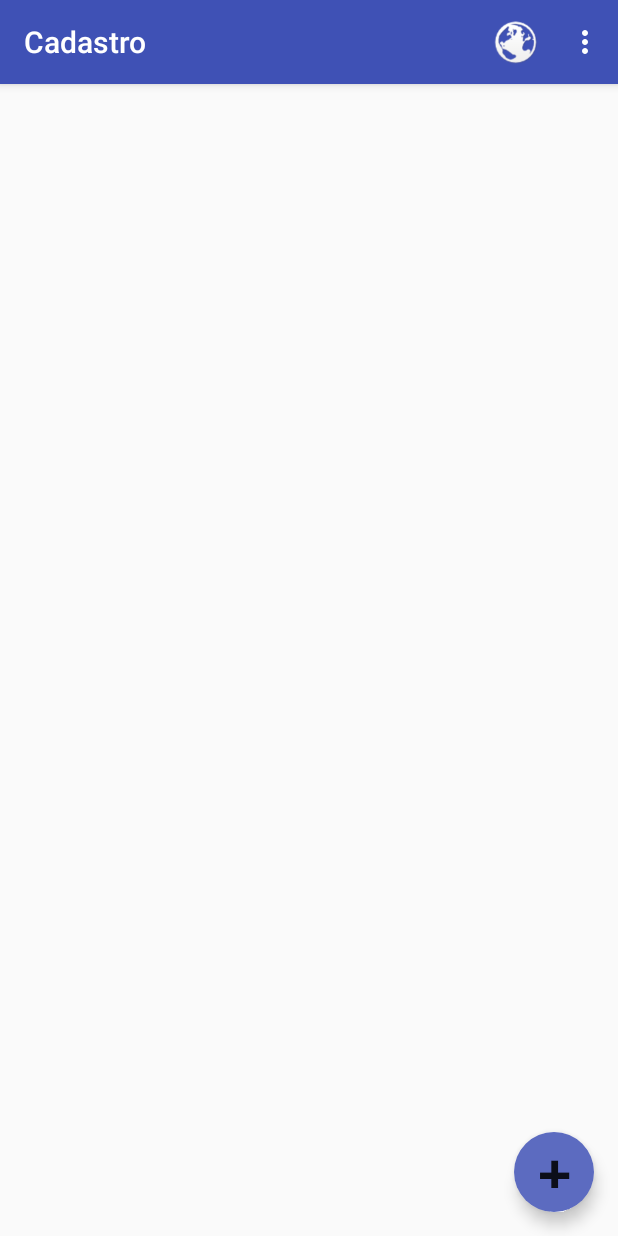
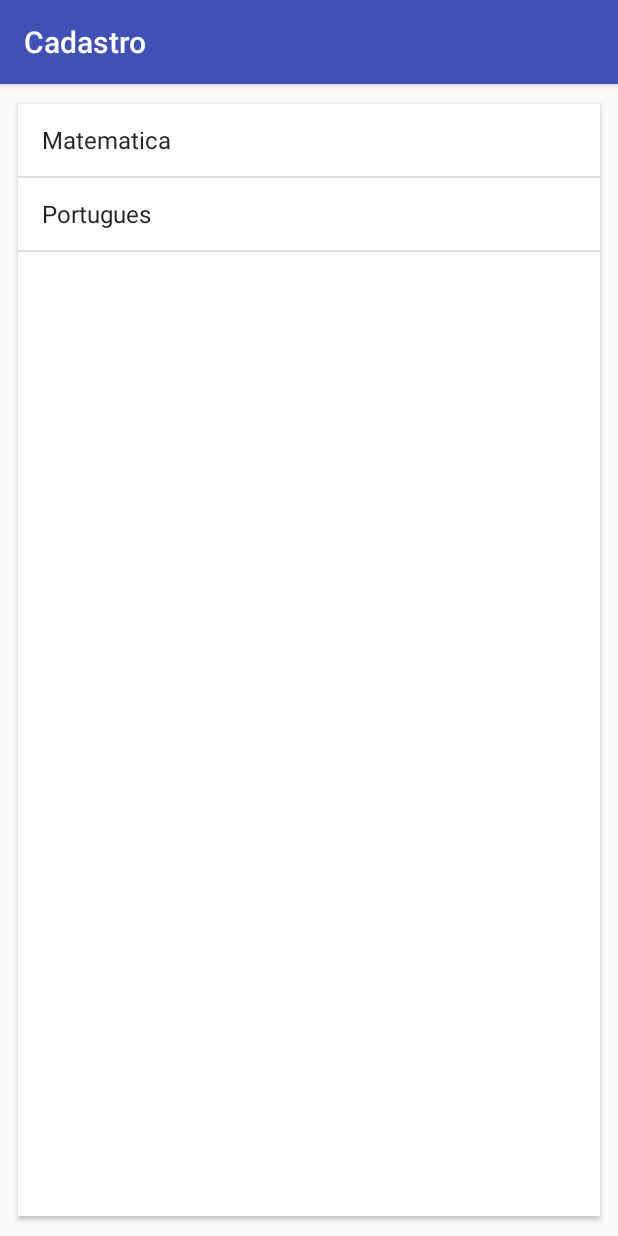
Before and after one commit to mcseves/CaelumAndroidFJ-57, an Android app: the screen it shows after launch (ListaAlunosActivity before the commit, ProvasActivity after it), in the options menu, after a tap on "Baixar Provas", on a phone screen of 412 x 824 dp. Run offline under Robolectric (Android 15) with nearby library versions, the phone set to English and light mode, and no system bars.

Commit message:
adicionando provas

```diff
--- a/app/build.gradle
+++ b/app/build.gradle
@@ -20,7 +20,8 @@ android {
 }
 
 dependencies {
-    compile fileTree(dir: 'libs', include: ['*.jar'])
+    compile fileTree(include: ['*.jar'], dir: 'libs')
     testCompile 'junit:junit:4.12'
     compile 'com.android.support:appcompat-v7:23.3.0'
+    compile 'com.android.support:cardview-v7:23.3.0'
 }
--- a/app/src/main/AndroidManifest.xml
+++ b/app/src/main/AndroidManifest.xml
@@ -12,7 +12,6 @@
         <activity android:name=".ListaAlunosActivity">
             <intent-filter>
                 <action android:name="android.intent.action.MAIN" />
-
                 <category android:name="android.intent.category.LAUNCHER" />
             </intent-filter>
         </activity>
@@ -22,6 +21,8 @@
                 <action android:name="android.provider.Telephony.SMS_RECEIVED"/>
             </intent-filter>
         </receiver>
+        <activity android:name=".support.ProvasActivity">
+        </activity>
     </application>
 
     <!--PERMISSOES-->
--- a/app/src/main/java/br/com/caelum/cadastro/ListaAlunosActivity.java
+++ b/app/src/main/java/br/com/caelum/cadastro/ListaAlunosActivity.java
@@ -23,6 +23,7 @@ import br.com.caelum.cadastro.modelo.Aluno;
 import br.com.caelum.cadastro.modelo.AlunoConverter;
 import br.com.caelum.cadastro.modelo.AlunoDAO;
 import br.com.caelum.cadastro.modelo.Permissao;
+import br.com.caelum.cadastro.support.ProvasActivity;
 import br.com.caelum.cadastro.support.WebClient;
 import task.EnviaAlunosTask;
 
@@ -165,6 +166,10 @@ public class ListaAlunosActivity extends AppCompatActivity {
             case R.id.menu_enviar_notas:
                 new EnviaAlunosTask(this).execute();
                 return true;
+            case R.id.menu_receber_provas:
+                Intent provas = new Intent(this, ProvasActivity.class);
+                startActivity(provas);
+                return true;
         }
         return super.onOptionsItemSelected(item);
     }
--- /dev/null
+++ b/app/src/main/java/br/com/caelum/cadastro/modelo/Prova.java
@@ -0,0 +1,58 @@
+package br.com.caelum.cadastro.modelo;
+
+import java.io.Serializable;
+import java.util.ArrayList;
+import java.util.List;
+
+/**
+ * Created by android6040 on 04/06/16.
+ */
+public class Prova implements Serializable {
+    private String data;
+    private String materia;
+    private String descricao;
+    private List<String> topicos = new ArrayList<String>();
+
+    public Prova(String data, String materia){
+        this.data = data;
+        this.materia = materia;
+    }
+
+    @Override
+    public String toString(){
+        return materia;
+    }
+
+    public String getData() {
+        return data;
+    }
+
+    public void setData(String data) {
+        this.data = data;
+    }
+
+    public String getMateria() {
+        return materia;
+    }
+
+    public void setMateria(String materia) {
+        this.materia = materia;
+    }
+
+    public String getDescricao() {
+        return descricao;
+    }
+
+    public void setDescricao(String descricao) {
+        this.descricao = descricao;
+    }
+
+    public List<String> getTopicos() {
+        return topicos;
+    }
+
+    public void setTopicos(List<String> topicos) {
+        this.topicos = topicos;
+    }
+
+}
--- /dev/null
+++ b/app/src/main/java/br/com/caelum/cadastro/support/ProvasActivity.java
@@ -0,0 +1,24 @@
+package br.com.caelum.cadastro.support;
+
+
+import android.os.Bundle;
+import android.support.v4.app.FragmentTransaction;
+import android.support.v7.app.AppCompatActivity;
+
+import br.com.caelum.cadastro.R;
+import fragment.ListaProvasFragment;
+
+/**
+ * Created by android6040 on 04/06/16.
+ */
+public class ProvasActivity extends AppCompatActivity {
+    @Override
+    public void onCreate(Bundle savedInstanceState) {
+        super.onCreate(savedInstanceState);
+        setContentView(R.layout.activity_provas);
+
+        FragmentTransaction transaction = getSupportFragmentManager().beginTransaction();
+        transaction.replace(R.id.provas_view, new ListaProvasFragment());
+        transaction.commit();
+    }
+}
--- /dev/null
+++ b/app/src/main/java/fragment/ListaProvasFragment.java
@@ -0,0 +1,58 @@
+package fragment;
+
+import android.os.Bundle;
+import android.support.annotation.Nullable;
+import android.support.v4.app.Fragment;
+import android.view.LayoutInflater;
+import android.view.View;
+import android.view.ViewGroup;
+import android.widget.AdapterView;
+import android.widget.ArrayAdapter;
+import android.widget.ListView;
+import android.widget.Toast;
+
+import java.util.Arrays;
+import java.util.List;
+
+import br.com.caelum.cadastro.R;
+import br.com.caelum.cadastro.modelo.Prova;
+
+/**
+ * Created by android6040 on 04/06/16.
+ */
+public class ListaProvasFragment extends Fragment {
+
+    private ListView listViewProvas;
+
+    @Nullable
+    @Override
+    public View onCreateView(LayoutInflater inflater, ViewGroup container, Bundle savedInstanceState) {
+
+        View layoutProvas = inflater.inflate(R.layout.fragment_lista_provas, container, false);
+        this.listViewProvas = (ListView) layoutProvas.findViewById(R.id.lista_provas_listview);
+
+        //populando listview
+        Prova prova1 = new Prova("20/06/2016", "Matematica");
+        prova1.setTopicos(Arrays.asList("Algebra Linear","Calculo","Estatisticas"));
+
+        Prova prova2 = new Prova("25/07/2016", "Portugues");
+        prova2.setTopicos(Arrays.asList("Complemento nominal", "Oracoes Subordinadas", "Analise Sintatica"));
+
+        List<Prova> provas = Arrays.asList(prova1,prova2);
+
+        this.listViewProvas.setAdapter(new ArrayAdapter<Prova>(getActivity(), android.R.layout.simple_list_item_1,provas));
+
+        //retornando prova com click
+        this.listViewProvas.setOnItemClickListener(new AdapterView.OnItemClickListener() {
+            @Override
+            public void onItemClick(AdapterView<?> adapter, View view, int position, long id) {
+                Prova selecionada = (Prova) adapter.getItemAtPosition(position);
+                Toast.makeText(getActivity(),"Prova Selecionada: " + selecionada, Toast.LENGTH_LONG).show();
+            }
+        });
+
+        return layoutProvas;
+    }
+
+
+}
--- /dev/null
+++ b/app/src/main/res/layout/activity_provas.xml
@@ -0,0 +1,11 @@
+<?xml version="1.0" encoding="utf-8"?>
+<LinearLayout xmlns:android="http://schemas.android.com/apk/res/android"
+    android:orientation="vertical" android:layout_width="match_parent"
+    android:layout_height="match_parent">
+    <FrameLayout
+        android:layout_width="match_parent"
+        android:layout_height="match_parent"
+        android:id="@+id/provas_view">
+    </FrameLayout>
+
+</LinearLayout>
--- /dev/null
+++ b/app/src/main/res/layout/fragment_lista_provas.xml
@@ -0,0 +1,17 @@
+<?xml version="1.0" encoding="utf-8"?>
+<android.support.v7.widget.CardView
+    xmlns:android="http://schemas.android.com/apk/res/android"
+    xmlns:card_view="http://schemas.android.com/apk/res-auto"
+    android:layout_width="match_parent"
+    android:layout_height="match_parent"
+    android:layout_gravity="center"
+    android:layout_margin="10dp"
+    card_view:cardCornerRadius="0dp"
+    card_view:cardUseCompatPadding="true">
+
+    <ListView
+        android:id="@+id/lista_provas_listview"
+        android:layout_width="match_parent"
+        android:layout_height="match_parent"/>
+
+</android.support.v7.widget.CardView>
```
